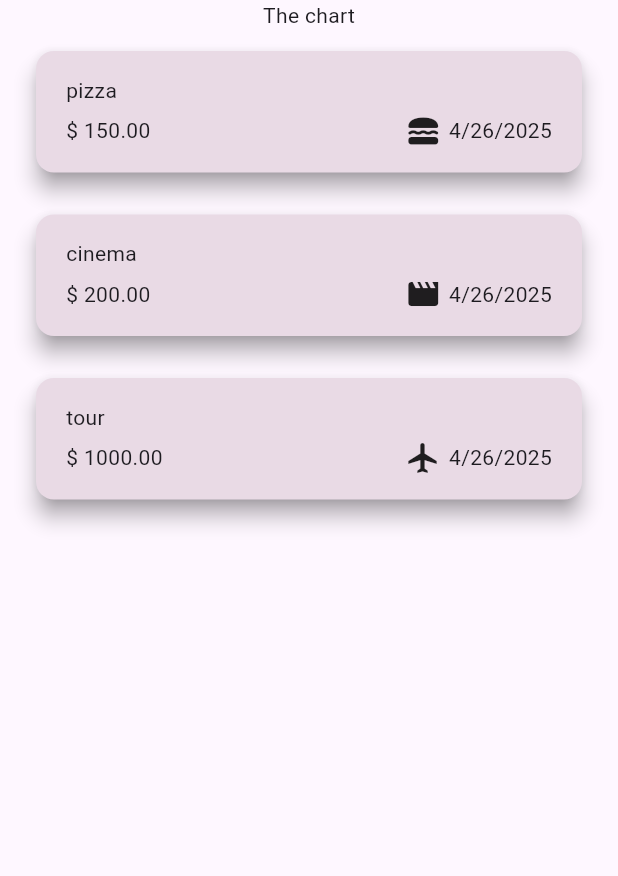
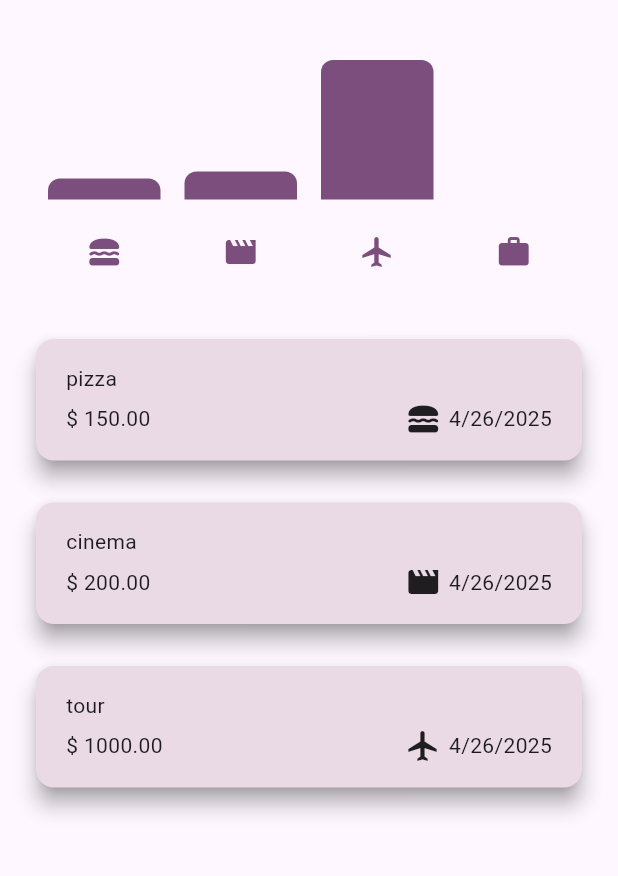
Before and after one commit to ahmedmohsen302/expenses_tracker_app, a Flutter app: the screen it shows after launch, on a phone screen of 412 x 824 dp, the part 84-960 px from its top. Run offline on Flutter 3.47's test engine with Material 3 defaults, Android fonts, the phone set to English and light mode, and no system bars.

Commit message:
added chart

```diff
--- a/lib/views/home_view.dart
+++ b/lib/views/home_view.dart
@@ -1,4 +1,5 @@
 import 'package:expenses_tracker_app/models/expenses_model.dart';
+import 'package:expenses_tracker_app/widgets/chart/chart.dart';
 import 'package:expenses_tracker_app/widgets/expenses_list/expenses_list.dart';
 import 'package:expenses_tracker_app/widgets/modal_sheet.dart';
 import 'package:flutter/material.dart';
@@ -58,7 +59,7 @@ class _HomeViewState extends State<HomeView> {
       ),
       body: Column(
         children: [
-          Text('The chart'),
+          Chart(expenses: expenses),
           Expanded(
             child:
                 expenses.isNotEmpty
--- /dev/null
+++ b/lib/widgets/chart/chart.dart
@@ -0,0 +1,71 @@
+import 'package:expenses_tracker_app/models/expenses_model.dart';
+import 'package:expenses_tracker_app/widgets/chart/chart_bar.dart';
+import 'package:flutter/material.dart';
+
+class Chart extends StatelessWidget {
+  const Chart({super.key, required this.expenses});
+  final List<ExpensesModel> expenses;
+
+  List<ExpensesBucket> get buckets {
+    return [
+      ExpensesBucket.forCategory(expenses, Category.food),
+      ExpensesBucket.forCategory(expenses, Category.liesure),
+      ExpensesBucket.forCategory(expenses, Category.travel),
+      ExpensesBucket.forCategory(expenses, Category.work),
+    ];
+  }
+
+  double get maxTotalExpenses {
+    double totalExpenses = 0;
+    for (final bucket in buckets) {
+      if (bucket.totalExpenses > totalExpenses) {
+        totalExpenses = bucket.totalExpenses;
+      }
+    }
+    return totalExpenses;
+  }
+
+  @override
+  Widget build(BuildContext context) {
+    final isDarkMode =
+        MediaQuery.of(context).platformBrightness == Brightness.dark;
+    return Container(
+      margin: EdgeInsets.all(16),
+      padding: EdgeInsets.symmetric(horizontal: 8, vertical: 16),
+      width: double.infinity,
+      height: 180,
+      decoration: BoxDecoration(borderRadius: BorderRadius.circular(8)),
+      child: Column(
+        children: [
+          Expanded(
+            child: Row(
+              crossAxisAlignment: CrossAxisAlignment.end,
+              children: [
+                for (final bucket in buckets)
+                  ChartBar(fill: bucket.totalExpenses / maxTotalExpenses),
+              ],
+            ),
+          ),
+          SizedBox(height: 15),
+          Row(
+            children: [
+              for (final bucket in buckets)
+                Expanded(
+                  child: Padding(
+                    padding: const EdgeInsets.symmetric(horizontal: 4.0),
+                    child: Icon(
+                      categoryIcon[bucket.category],
+                      color:
+                          isDarkMode
+                              ? Theme.of(context).colorScheme.secondary
+                              : Theme.of(context).colorScheme.primary,
+                    ),
+                  ),
+                ),
+            ],
+          ),
+        ],
+      ),
+    );
+  }
+}
--- /dev/null
+++ b/lib/widgets/chart/chart_bar.dart
@@ -0,0 +1,30 @@
+import 'package:flutter/material.dart';
+
+class ChartBar extends StatelessWidget {
+  const ChartBar({super.key, required this.fill});
+  final double fill;
+
+  @override
+  Widget build(BuildContext context) {
+    final isDarkMode =
+        MediaQuery.of(context).platformBrightness == Brightness.dark;
+    return Expanded(
+      child: Padding(
+        padding: const EdgeInsets.all(8.0),
+        child: FractionallySizedBox(
+          heightFactor: fill,
+          child: DecoratedBox(
+            decoration: BoxDecoration(
+              shape: BoxShape.rectangle,
+              borderRadius: BorderRadius.vertical(top: Radius.circular(8)),
+              color:
+                  isDarkMode
+                      ? Theme.of(context).colorScheme.secondary
+                      : Theme.of(context).colorScheme.primary,
+            ),
+          ),
+        ),
+      ),
+    );
+  }
+}
```
